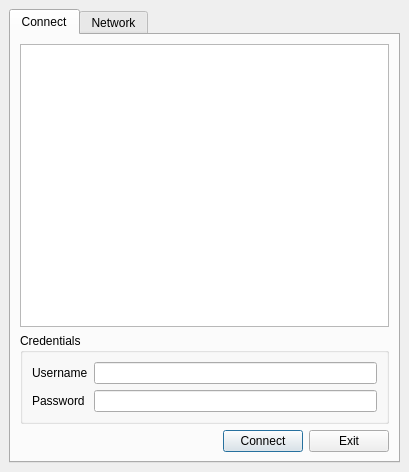
dolomighty/shrewsoft-ike, file source/qikec/root.ui: the form before one commit.
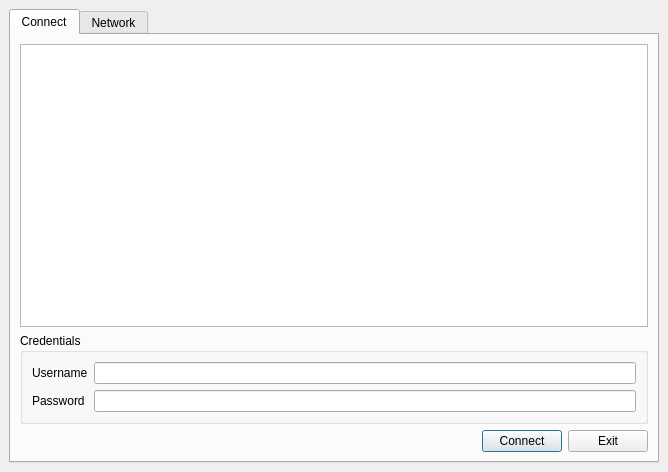
The form after the commit. Icons and pictures are not drawn.

Patch:
```diff
--- a/source/qikec/root.ui
+++ b/source/qikec/root.ui
@@ -6,7 +6,7 @@
    <rect>
     <x>0</x>
     <y>0</y>
-    <width>409</width>
+    <width>668</width>
     <height>472</height>
    </rect>
   </property>
@@ -37,6 +37,9 @@
           <property name="styleSheet">
            <string notr="true"/>
           </property>
+          <property name="lineWrapMode">
+           <enum>QTextEdit::NoWrap</enum>
+          </property>
           <property name="readOnly">
            <bool>true</bool>
           </property>
```
